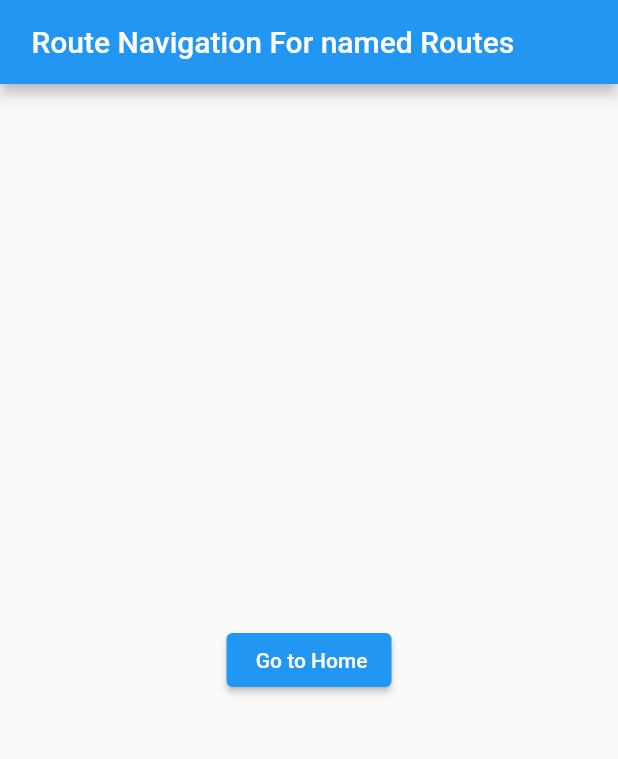
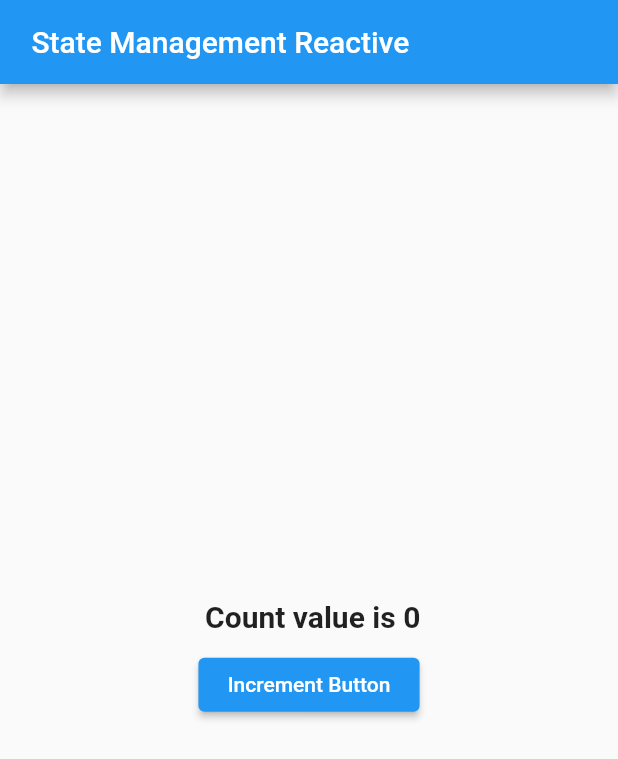
Before and after one commit to jhunderdog/ftb, a Flutter app: the screen it shows after launch, on a phone screen of 412 x 824 dp. Shown: the top 759 px of the screen. Run offline on Flutter 3.47's test engine with Material 2 defaults, Android fonts, the phone set to English and light mode, and no system bars; our stand-ins replace get.

Commit message:
state management reactive

```diff
--- a/lib/main.dart
+++ b/lib/main.dart
@@ -1,4 +1,5 @@
 import 'package:flutter/material.dart';
+import 'package:flutter/widgets.dart';
 import 'package:ftb/dashBoardPage.dart';
 import 'package:ftb/home_page.dart';
 import 'package:get/get.dart';
@@ -8,33 +9,46 @@ void main() {
 }
 
 class MyApp extends StatelessWidget {
+  var count = 0.obs;
+
+  void increment() {
+    count++;
+  }
+
   // This widget is the root of your application.
   @override
   Widget build(BuildContext context) {
     return GetMaterialApp(
-        title: " Route Navigation For named Routes ",
-        initialRoute: "/",
-        defaultTransition: Transition.rightToLeftWithFade,
-        getPages: [
-          GetPage(name: "/", page: () => MyApp()),
-          GetPage(name: '/HomePage', page: () => HomePage()),
-          GetPage(name: '/DashboardPage', page: () => DashBoardPage()),
-        ],
+        title: " State Management Reactive ",
         home: Scaffold(
             appBar: AppBar(
-              title: Text(" Route Navigation For named Routes "),
+              title: Text(" State Management Reactive "),
             ),
             body: Center(
               child: Column(
                 mainAxisAlignment: MainAxisAlignment.center,
                 crossAxisAlignment: CrossAxisAlignment.center,
                 children: [
+                  Obx(
+                    () => Text(
+                      " Count value is $count",
+                      style: TextStyle(
+                        fontSize: 20.0,
+                        fontWeight: FontWeight.bold,
+                      ),
+                    ),
+                  ),
+                  SizedBox(
+                    height: 10.0,
+                  ),
                   ElevatedButton(
                     onPressed: () {
-                      Get.toNamed("/HomePage");
+                      increment();
                     },
-                    child: const Text(" Go to Home"))
+                    child: Text(" Increment Button "),
+                  )
                 ],
-            ))));
+              ),
+            )));
   }
 }
```
Lines whose indentation alone changed are shown as unchanged.
